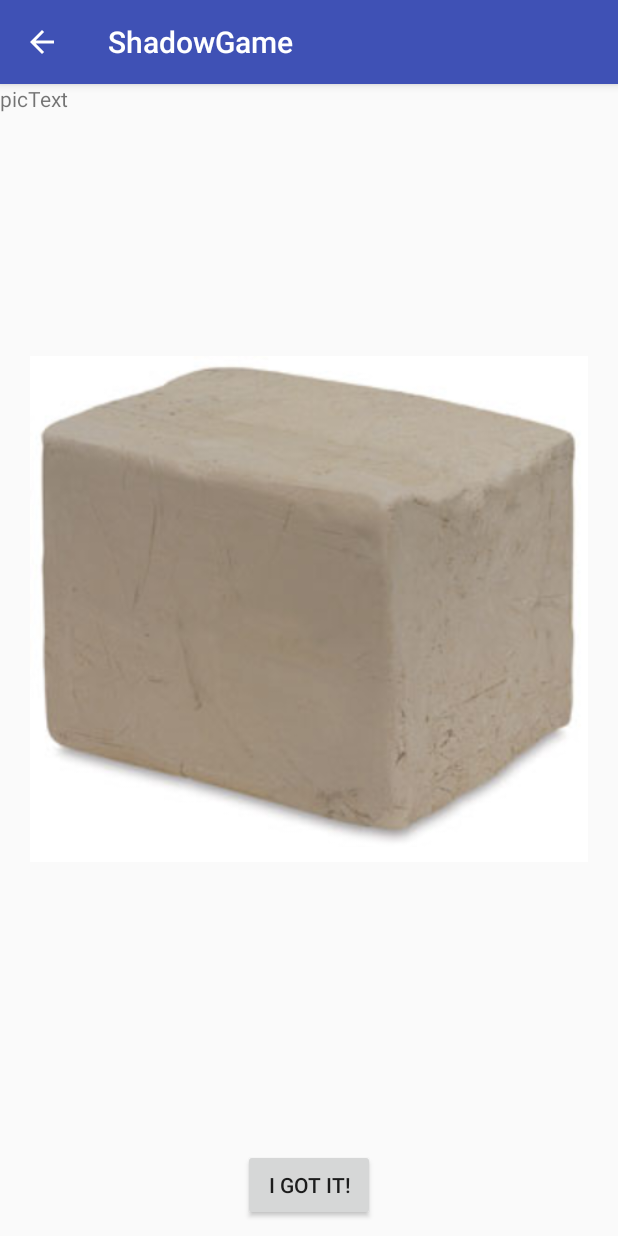
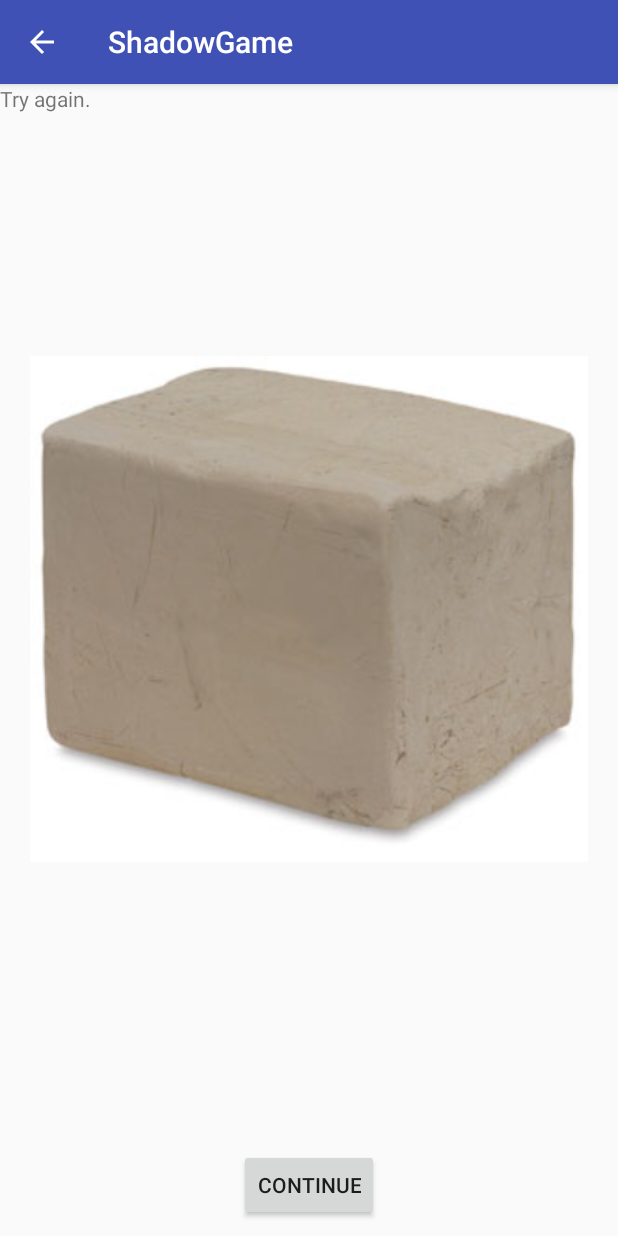
Before and after one commit to jpngfile/Shadow-Realm, an Android app: the screen it shows after launch (PuzzleResult), after a tap on "GO TO RESULTS", on a phone screen of 412 x 824 dp. Run offline under Robolectric (Android 15) with nearby library versions, the phone set to English and light mode, and no system bars.

Commit message:
Added image and result through intent, changed button text

```diff
--- a/app/src/main/java/com/example/jason/shadowgame/MainActivity.java
+++ b/app/src/main/java/com/example/jason/shadowgame/MainActivity.java
@@ -30,7 +30,8 @@ public class MainActivity extends AppCompatActivity {
 
     public void viewResults(View view) {
         Intent resultIntent = new Intent(this, PuzzleResult.class);
-        resultIntent.putExtra("pic", "picText");
+        resultIntent.putExtra("pic", R.drawable.clay_block);
+        resultIntent.putExtra("isSuccessful", false);
         startActivity(resultIntent);
     }
 }
--- a/app/src/main/java/com/example/jason/shadowgame/PuzzleResult.java
+++ b/app/src/main/java/com/example/jason/shadowgame/PuzzleResult.java
@@ -2,19 +2,23 @@ package com.example.jason.shadowgame;
 
 import android.support.v7.app.AppCompatActivity;
 import android.os.Bundle;
+import android.widget.ImageView;
 import android.widget.TextView;
 
 public class PuzzleResult extends AppCompatActivity {
 
-    TextView resultText;
+    ImageView resultImageView;
+    TextView resultTextView;
     @Override
     protected void onCreate(Bundle savedInstanceState) {
         super.onCreate(savedInstanceState);
         setContentView(R.layout.activity_puzzle_result);
-        resultText = (TextView) findViewById(R.id.result_text);
-
+        resultImageView = (ImageView) findViewById(R.id.result_image);
+        resultTextView = (TextView) findViewById(R.id.result_text);
         Bundle extras = getIntent().getExtras();
-        String pic = extras.getString("pic");
-        resultText.setText(pic);
+        int pic = extras.getInt("pic");
+        resultImageView.setImageResource(pic);
+        boolean isSuccessful = extras.getBoolean("isSuccessful");
+        resultTextView.setText(isSuccessful ? "Congratulations!" : "Try again.");
     }
 }
--- a/app/src/main/res/layout/activity_puzzle_result.xml
+++ b/app/src/main/res/layout/activity_puzzle_result.xml
@@ -17,8 +17,7 @@
         android:layout_height="match_parent"
         android:layout_margin="20dp"
         android:layout_marginBottom="0dp"
-        android:layout_above="@+id/result_go_button"
-        android:src="@drawable/clay_block" />
+        android:layout_above="@+id/result_go_button" />
 
     <Button
         android:id="@+id/result_go_button"
--- a/app/src/main/res/values/strings.xml
+++ b/app/src/main/res/values/strings.xml
@@ -1,5 +1,5 @@
 <resources>
     <string name="app_name">ShadowGame</string>
     <string name="result_button_text">Go to results</string>
-    <string name="result_go_button_text">I got it!</string>
+    <string name="result_go_button_text">continue</string>
 </resources>
```
